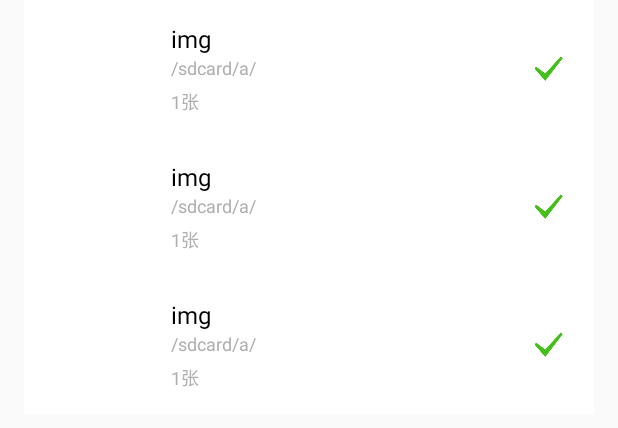
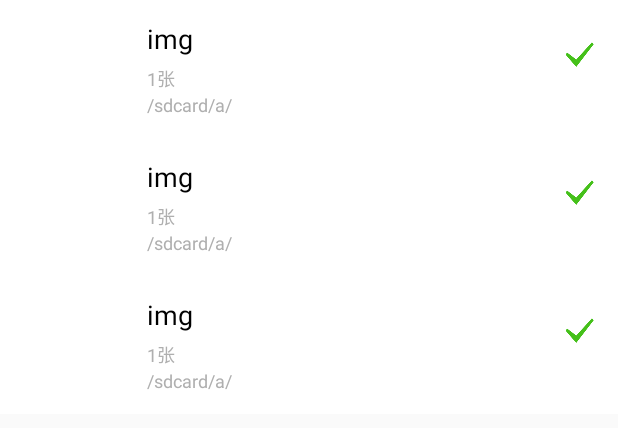
Before and after one commit to zfdang/android-multiple-images-selector, an Android app: the layout popup_folder_recyclerview.xml on its own in the app's theme, with its tools: preview values and no code run, on a phone screen of 412 x 824 dp. Shown: the top 428 px of the screen. Run offline under Robolectric (Android 15) with nearby library versions, the phone set to English and light mode, and no system bars; plain views replace SimpleDraweeView.

Commit message:
finish folderPopupWindow; add fast scroll bar for image recyclerview

```diff
--- a/demo/src/main/java/com/zfdang/demo/DemoActivity.java
+++ b/demo/src/main/java/com/zfdang/demo/DemoActivity.java
@@ -7,7 +7,7 @@ import android.view.View;
 import android.widget.Button;
 
 import com.zfdang.multiple_images_selector.ImagesSelectorActivity;
-import com.zfdang.multiple_images_selector.models.SelectorSettings;
+import com.zfdang.multiple_images_selector.SelectorSettings;
 
 import java.util.ArrayList;
 
--- a/multiple-images-selector/build.gradle
+++ b/multiple-images-selector/build.gradle
@@ -27,4 +27,5 @@ dependencies {
     compile 'com.facebook.fresco:fresco:0.9.0+'
     compile 'io.reactivex:rxjava:1.1.3'
     compile 'io.reactivex:rxandroid:1.1.0'
+    compile 'xyz.danoz:recyclerviewfastscroller:0.1.3'
 }
--- a/multiple-images-selector/src/main/java/com/zfdang/multiple_images_selector/FolderPopupWindow.java
+++ b/multiple-images-selector/src/main/java/com/zfdang/multiple_images_selector/FolderPopupWindow.java
@@ -51,8 +51,8 @@ public class FolderPopupWindow extends PopupWindow {
         display.getSize(size);
 
         this.setContentView(conentView);
-        this.setWidth(size.x - 50);
-        this.setHeight((int) (size.y * 0.5));
+        this.setWidth(size.x);
+        this.setHeight((int) (size.y * 0.618));
         // http://stackoverflow.com/questions/12232724/popupwindow-dismiss-when-clicked-outside
         this.setBackgroundDrawable(context.getResources().getDrawable(R.drawable.popup_background));
         this.setOutsideTouchable(true);
--- a/multiple-images-selector/src/main/java/com/zfdang/multiple_images_selector/ImagesSelectorActivity.java
+++ b/multiple-images-selector/src/main/java/com/zfdang/multiple_images_selector/ImagesSelectorActivity.java
@@ -11,7 +11,6 @@ import android.widget.ImageView;
 
 import com.zfdang.multiple_images_selector.models.FolderItem;
 import com.zfdang.multiple_images_selector.models.ImageItem;
-import com.zfdang.multiple_images_selector.models.SelectorSettings;
 
 import java.util.ArrayList;
 
--- a/multiple-images-selector/src/main/java/com/zfdang/multiple_images_selector/models/SelectorSettings.java
+++ b/multiple-images-selector/src/main/java/com/zfdang/multiple_images_selector/SelectorSettings.java
@@ -1,4 +1,4 @@
-package com.zfdang.multiple_images_selector.models;
+package com.zfdang.multiple_images_selector;
 
 import java.util.ArrayList;
 
--- a/multiple-images-selector/src/main/res/layout/popup_folder_item.xml
+++ b/multiple-images-selector/src/main/res/layout/popup_folder_item.xml
@@ -23,31 +23,21 @@
 
     <LinearLayout
         android:layout_toRightOf="@+id/folder_cover_image"
-        android:layout_toLeftOf="@+id/folder_indicator"
-        android:layout_centerVertical="true"
+        android:layout_toLeftOf="@+id/folder_selected_indicator"
         android:layout_marginLeft="16dp"
         android:orientation="vertical"
-        android:layout_gravity="center_vertical"
         android:layout_width="match_parent"
-        android:layout_height="wrap_content">
+        android:layout_height="wrap_content"
+        android:layout_centerVertical="true">
 
         <TextView
             android:id="@+id/folder_name"
             tools:text="img"
-            android:textSize="16sp"
+            android:textSize="18sp"
             android:textColor="@android:color/black"
             android:layout_width="match_parent"
-            android:layout_height="wrap_content" />
-
-        <TextView
-            android:id="@+id/folder_path"
-            tools:text="/sdcard/a/"
-            android:textSize="12sp"
-            android:textColor="#AFAFAF"
-            android:singleLine="true"
-            android:ellipsize="middle"
-            android:layout_width="match_parent"
-            android:layout_height="wrap_content" />
+            android:layout_height="wrap_content"
+            />
 
         <TextView
             android:singleLine="true"
@@ -60,17 +50,28 @@
             android:layout_width="match_parent"
             android:layout_height="wrap_content" />
 
+        <TextView
+            android:id="@+id/folder_path"
+            tools:text="/sdcard/a/"
+            android:textSize="12sp"
+            android:textColor="#AFAFAF"
+            android:singleLine="false"
+            android:ellipsize="middle"
+            android:layout_width="match_parent"
+            android:layout_height="wrap_content" />
+
     </LinearLayout>
 
     <ImageView
         android:layout_alignParentRight="true"
-        android:layout_centerVertical="true"
-        android:id="@+id/folder_indicator"
+        android:id="@+id/folder_selected_indicator"
         android:layout_marginLeft="10dp"
-        android:layout_marginRight="20dp"
+        android:layout_marginRight="15dp"
         android:src="@drawable/folder_checked"
         android:layout_gravity="center_vertical"
         android:layout_width="wrap_content"
-        android:layout_height="wrap_content" />
+        android:layout_height="wrap_content"
+        android:layout_centerVertical="true"
+        android:paddingBottom="18dp"/>
 
 </RelativeLayout>
--- a/multiple-images-selector/src/main/res/layout/popup_folder_recyclerview.xml
+++ b/multiple-images-selector/src/main/res/layout/popup_folder_recyclerview.xml
@@ -10,9 +10,10 @@
         xmlns:tools="http://schemas.android.com/tools"
         android:layout_width="match_parent"
         android:layout_height="match_parent"
-        android:layout_marginLeft="16dp"
-        android:layout_marginRight="16dp"
+        android:layout_marginLeft="0dp"
+        android:layout_marginRight="0dp"
         tools:context=".ImageRecyclerViewFragment"
+        android:scrollbars="vertical"
         tools:listitem="@layout/popup_folder_item"/>
 
 </LinearLayout>
--- a/multiple-images-selector/src/main/res/values/dimens.xml
+++ b/multiple-images-selector/src/main/res/values/dimens.xml
@@ -9,4 +9,5 @@
     <dimen name="buttom_actionbar_height">38dp</dimen>
 
     <dimen name="folder_cover_size">72dp</dimen>
+    <dimen name="recyclerview_fast_scroller_width">16dp</dimen>
 </resources>
```
Also changed, not shown: multiple-images-selector/src/main/java/com/zfdang/multiple_images_selector/FolderRecyclerViewAdapter.java (+10 -3 lines), multiple-images-selector/src/main/java/com/zfdang/multiple_images_selector/ImageRecyclerViewFragment.java (+30 -7 lines), multiple-images-selector/src/main/java/com/zfdang/multiple_images_selector/models/FolderListContent.java (+9 -5 lines), multiple-images-selector/src/main/res/layout/fragment_selector_content.xml (+14 -3 lines).
